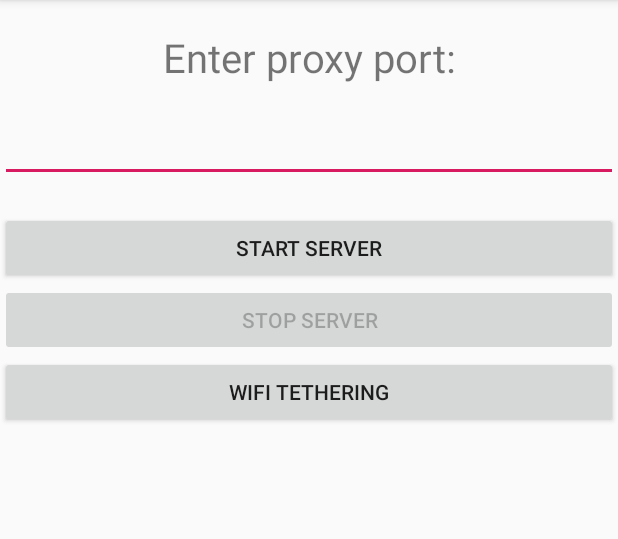
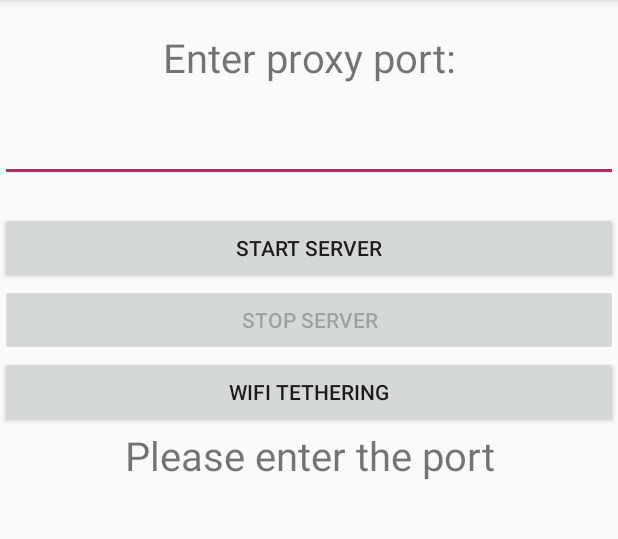
Before and after one commit to VladislavKrets/ProxyForward, an Android app: the screen it shows after launch (MainActivity), after a tap on "START SERVER", on a phone screen of 412 x 824 dp, the part 84-623 px from its top. Run offline under Robolectric (Android 15) with nearby library versions, the phone set to English and light mode, and no system bars.

```diff
--- a/app/src/main/res/values/strings.xml
+++ b/app/src/main/res/values/strings.xml
@@ -8,4 +8,8 @@
     <string name="start_server">Start server</string>
     <string name="stop_server">Stop server</string>
     <string name="wifi_tethering">WiFi tethering</string>
+    <string name="enter_the_port">Please enter the port</string>
+    <string name="busy_port">This port is busy</string>
+    <string name="enter_another_port">Please enter another port</string>
+    <string name="errors">Some errors in proxy app</string>
 </resources>
```
Also changed, not shown: app/src/main/java/com/example/proxyforward/MainActivity.java (+33 -2 lines).
